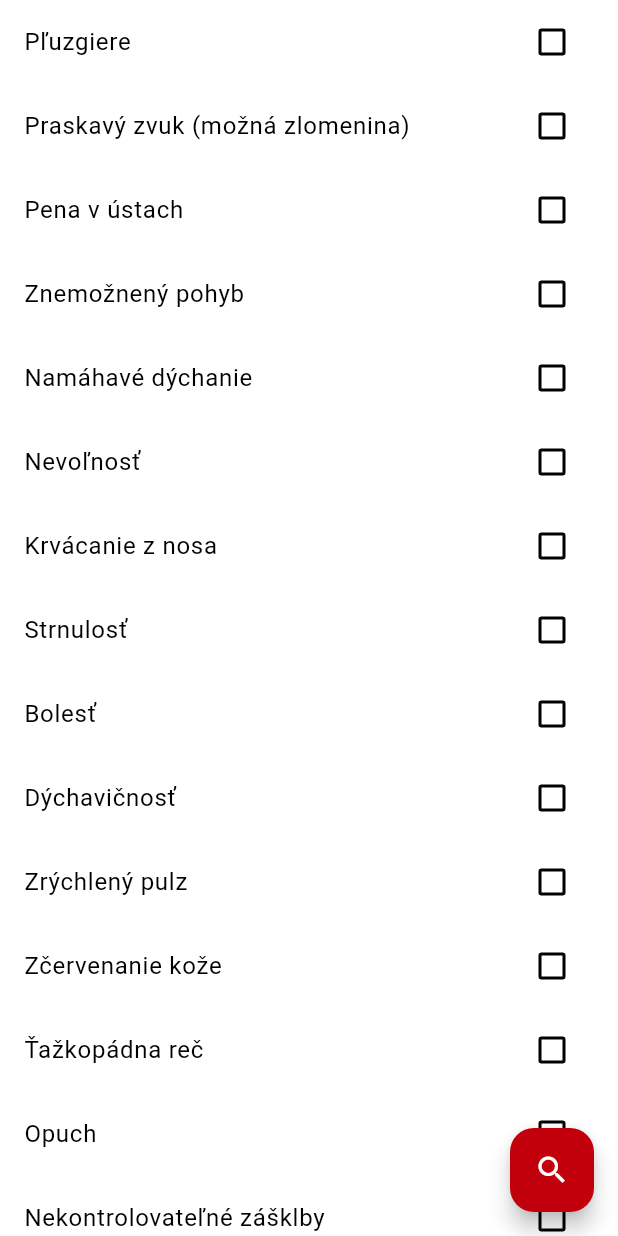
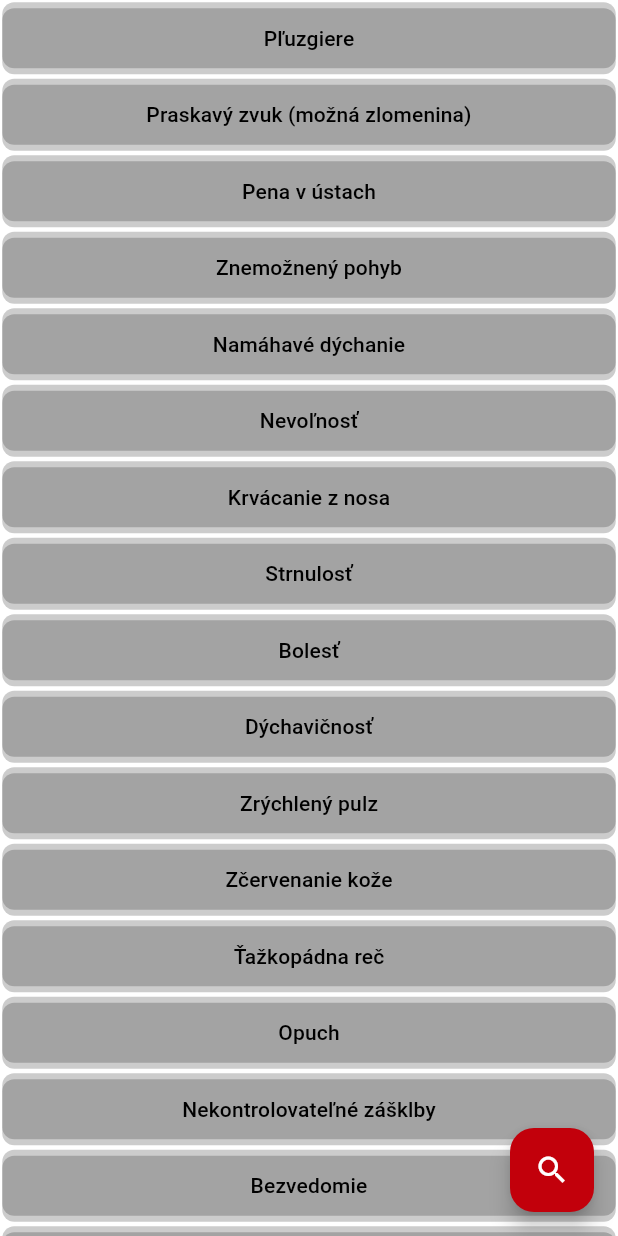
Before and after one commit to silverlion2238/FAA, a Flutter app: the ChecklistScreen screen opened directly with empty values, on a phone screen of 412 x 824 dp. Run offline on Flutter 3.47's test engine with Material 3 defaults, Android fonts, the light colour scheme and no system bars; our stand-ins replace connectivity_plus, flutter_tts; missing offline and left inert: dart:ffi; network calls fail.

Commit message:
Changed search UI

```diff
--- a/lib/data/language_data.dart
+++ b/lib/data/language_data.dart
@@ -210,6 +210,7 @@ const Map<String, Map<String, String>> translations = {
     'back': 'Späť',
     'BreathAff' : 'Dýcha',
     'BreathNeg' : 'Nedýcha',
+    'chooseLayout' : 'Vyberte si rozloženie',
 
 
     'primaryText': 'Primárny Text(otázka)',
--- a/lib/pages/search.dart
+++ b/lib/pages/search.dart
@@ -84,35 +84,133 @@ class ChecklistScreen extends StatefulWidget {
 
 class ChecklistScreenState extends State<ChecklistScreen> {
 
+
   //opening of result page
 
   List<Symptom> items = Symptom.values;
 
   @override
   Widget build(BuildContext context) {
-    final locale = Provider.of<LanguageModel>(context).locale.languageCode;
+    final locale = Provider.of<LanguageModel>(context, listen: false).locale.languageCode;
     return Scaffold(
       backgroundColor: Theme.of(context).colorScheme.surface,
-      body: ListView.builder(
+
+
+
+
+      body: Column(
+        children: [
+
+
+
+
+          Expanded(
+            child: Provider.of<LayoutProvider>(context).isTwoColumnLayout ?
+            GridView.builder(
+              gridDelegate: SliverGridDelegateWithFixedCrossAxisCount(
+                crossAxisCount: 2,
+                childAspectRatio: 3,
+                crossAxisSpacing: 3,
+                mainAxisSpacing: 3,
+              ),
               itemCount: items.length,
               itemBuilder: (context, index) {
-          return CheckboxListTile(
-            title: Text(items[index].getName(context)),
-            value: selectedSymptoms.contains(items[index]),
-            onChanged: (value) {
-              if (value != null) {
+                return Container(
+                  decoration: BoxDecoration(
+                    color: Theme.of(context).colorScheme.onSurface.withOpacity(0.2),
+                    borderRadius: BorderRadius.circular(8),
+                  ),
+
+                    child: ElevatedButton(
+                    style: ElevatedButton.styleFrom(
+                      elevation: 0,
+                      backgroundColor: selectedSymptoms.contains(items[index])
+                        ? Theme.of(context).colorScheme.primary
+                        : Theme.of(context).colorScheme.onSurface.withOpacity(0.2),
+                      foregroundColor: Theme.of(context).colorScheme.onPrimary,
+                      shape: RoundedRectangleBorder(
+                      borderRadius: BorderRadius.circular(8),
+                      ),
+                    ),
+                    onPressed: () {
                       setState(() {
-                  if (value) {
+                      if (selectedSymptoms.contains(items[index])) {
+                        selectedSymptoms.remove(items[index]);
+                      } else {
                         selectedSymptoms.add(items[index]);
-                  } else {
-                    selectedSymptoms.remove(items[index]);
                       }
                       });
+                    },
+                    child: Text(
+                      items[index].getName(context),
+                      textAlign: TextAlign.center,
+                      style: TextStyle(
+                      color: selectedSymptoms.contains(items[index])
+                        ? Theme.of(context).colorScheme.onPrimary
+                        : Theme.of(context).colorScheme.onSurface,
+                      ),
+                    ),
+                    ),
+                );
+              },
+            )
+            : ListView.builder(
+
+              itemCount: items.length,
+              itemBuilder: (context, index) {
+                return Padding(
+                  padding: const EdgeInsets.all(1.5),
+                  child:
+                  Container(
+                    decoration: BoxDecoration(
+                      color: Theme.of(context).colorScheme.onSurface.withOpacity(0.2),
+                      borderRadius: BorderRadius.circular(8),
+
+                    ),
+                    child: ElevatedButton(
+                    style: ElevatedButton.styleFrom(
+
+                      elevation: 0,
+                      backgroundColor: selectedSymptoms.contains(items[index])
+                      ? Theme.of(context).colorScheme.primary
+                      : Theme.of(context).colorScheme.onSurface.withOpacity(0.2),
+                      foregroundColor: Theme.of(context).colorScheme.onPrimary,
+                      shape: RoundedRectangleBorder(
+                      borderRadius: BorderRadius.circular(8),
+                      ),
+                    ),
+                    onPressed: () {
+                      setState(() {
+                      if (selectedSymptoms.contains(items[index])) {
+                      selectedSymptoms.remove(items[index]);
+                      } else {
+                      selectedSymptoms.add(items[index]);
                       }
+                      });
                     },
+                    child: Text(
+                      items[index].getName(context),
+                      textAlign: TextAlign.center,
+                      style: TextStyle(
+                      color: selectedSymptoms.contains(items[index])
+                      ? Theme.of(context).colorScheme.onPrimary
+                      : Theme.of(context).colorScheme.onSurface,
+                      ),
+                    ),
+                    ),
+                  )
                 );
               },
             ),
+          ),
+        ],
+      ),
+
+
+
+
+
+
       floatingActionButton: FloatingActionButton(
 
         backgroundColor: Theme.of(context).colorScheme.primary,
```
Also changed, not shown: lib/main.dart (+41 -3 lines). Lines whose indentation alone changed are shown as unchanged.
